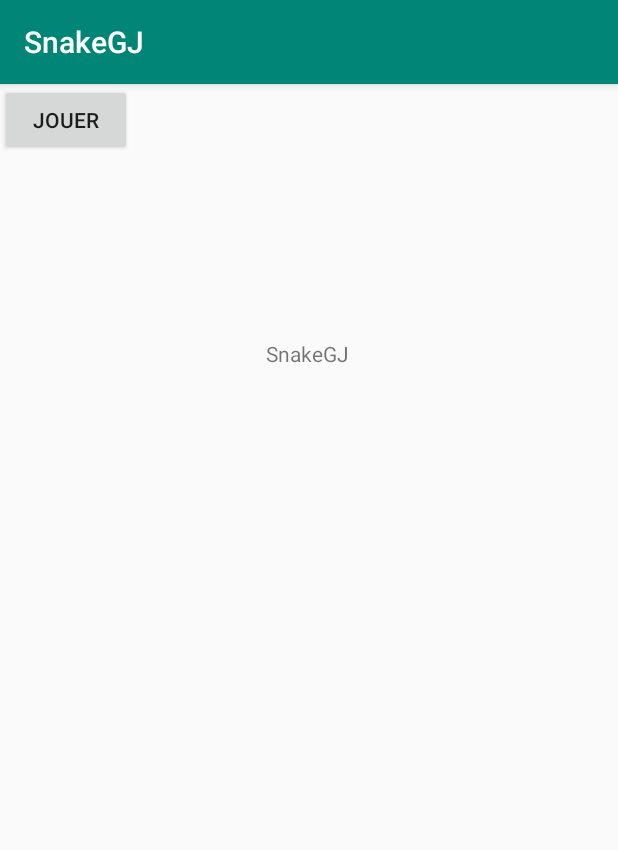
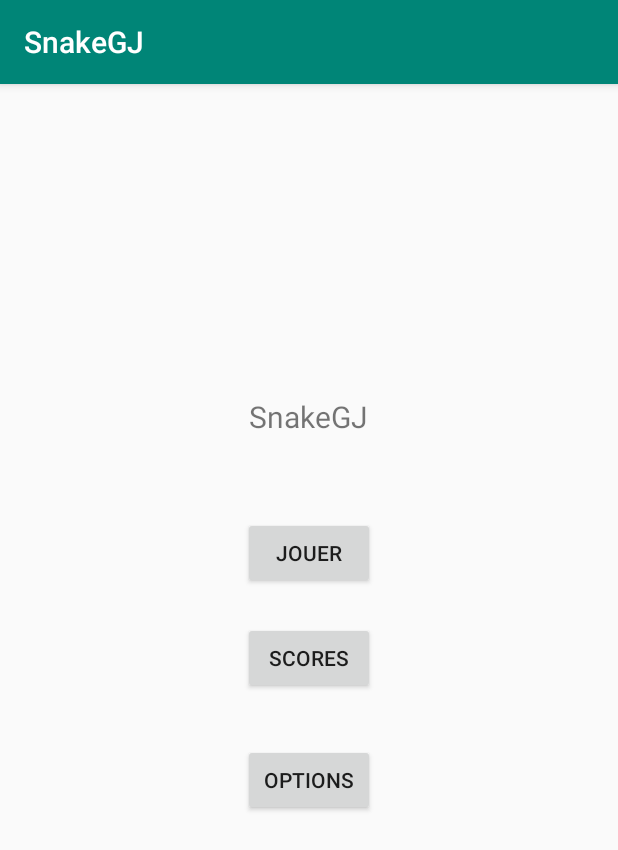
Before and after one commit to tanguybro/snakegj, an Android app: the screen it shows after launch (Menu), on a phone screen of 412 x 824 dp. Shown: the top 850 px of the screen. Run offline under Robolectric (Android 15) with nearby library versions, the phone set to English and light mode, and no system bars.

Commit message:
Ajout bouton et nouvelles activitees

```diff
--- a/SnakeGJ/app/src/main/AndroidManifest.xml
+++ b/SnakeGJ/app/src/main/AndroidManifest.xml
@@ -9,6 +9,7 @@
         android:roundIcon="@mipmap/ic_launcher_round"
         android:supportsRtl="true"
         android:theme="@style/AppTheme">
+        <activity android:name=".Jeu"></activity>
         <activity android:name=".Menu">
             <intent-filter>
                 <action android:name="android.intent.action.MAIN" />
--- /dev/null
+++ b/SnakeGJ/app/src/main/java/com/snakegj/Jeu.java
@@ -0,0 +1,13 @@
+package com.snakegj;
+
+import android.support.v7.app.AppCompatActivity;
+import android.os.Bundle;
+
+public class Jeu extends AppCompatActivity {
+
+    @Override
+    protected void onCreate(Bundle savedInstanceState) {
+        super.onCreate(savedInstanceState);
+        setContentView(R.layout.activity_jeu);
+    }
+}
--- a/SnakeGJ/app/src/main/java/com/snakegj/Menu.java
+++ b/SnakeGJ/app/src/main/java/com/snakegj/Menu.java
@@ -1,18 +1,47 @@
 package com.snakegj;
 
+import android.content.Intent;
 import android.support.v7.app.AppCompatActivity;
 import android.os.Bundle;
+import android.view.View;
+import android.widget.Button;
 import android.widget.TextView;
 
 public class Menu extends AppCompatActivity {
+
+    private Button btnJouer;
+    private Button btnScores;
+    private Button btnOptions;
 
     @Override
     protected void onCreate(Bundle savedInstanceState) {
         super.onCreate(savedInstanceState);
         setContentView(R.layout.menu);
 
-       /* TextView text = new TextView(this);
-        text.setText("Bonjour, voici le futur meilleur jeu du monde.");
-        setContentView(text);*/
+        btnJouer = (Button) findViewById(R.id.jouer);
+        btnScores = (Button) findViewById(R.id.scores);
+        btnOptions = (Button) findViewById(R.id.options);
+
+        btnJouer.setOnClickListener(new View.OnClickListener() {
+            @Override
+            public void onClick(View v) {
+                startActivity(new Intent(Menu.this, Jeu.class));
+            }
+        });
+
+        btnScores.setOnClickListener(new View.OnClickListener() {
+            @Override
+            public void onClick(View v) {
+                startActivity(new Intent(Menu.this, Jeu.class));
+            }
+        });
+
+        btnOptions.setOnClickListener(new View.OnClickListener() {
+            @Override
+            public void onClick(View v) {
+                startActivity(new Intent(Menu.this, Jeu.class));
+            }
+        });
+
     }
 }
--- /dev/null
+++ b/SnakeGJ/app/src/main/res/layout/activity_jeu.xml
@@ -0,0 +1,9 @@
+<?xml version="1.0" encoding="utf-8"?>
+<android.support.constraint.ConstraintLayout xmlns:android="http://schemas.android.com/apk/res/android"
+    xmlns:app="http://schemas.android.com/apk/res-auto"
+    xmlns:tools="http://schemas.android.com/tools"
+    android:layout_width="match_parent"
+    android:layout_height="match_parent"
+    tools:context=".Jeu">
+
+</android.support.constraint.ConstraintLayout>
--- a/SnakeGJ/app/src/main/res/layout/menu.xml
+++ b/SnakeGJ/app/src/main/res/layout/menu.xml
@@ -7,22 +7,61 @@
     tools:context=".Menu">
 
     <TextView
+        android:id="@+id/titre"
         android:layout_width="wrap_content"
         android:layout_height="wrap_content"
+        android:layout_marginTop="208dp"
+        android:layout_marginBottom="53dp"
         android:text="SnakeGJ"
-        app:layout_constraintBottom_toBottomOf="parent"
+        android:textSize="20dp"
+        app:layout_constraintBottom_toTopOf="@+id/jouer"
         app:layout_constraintHorizontal_bias="0.498"
         app:layout_constraintLeft_toLeftOf="parent"
         app:layout_constraintRight_toRightOf="parent"
-        app:layout_constraintTop_toTopOf="parent"
-        app:layout_constraintVertical_bias="0.227" />
+        app:layout_constraintTop_toTopOf="parent" />
 
     <Button
-        android:id="@+id/button"
+        android:id="@+id/jouer"
         android:layout_width="wrap_content"
         android:layout_height="wrap_content"
+        android:layout_marginStart="161dp"
+        android:layout_marginLeft="161dp"
+        android:layout_marginTop="53dp"
+        android:layout_marginEnd="162dp"
+        android:layout_marginRight="162dp"
         android:text="Jouer"
-        tools:layout_editor_absoluteX="161dp"
-        tools:layout_editor_absoluteY="280dp" />
+        app:layout_constraintEnd_toEndOf="parent"
+        app:layout_constraintStart_toStartOf="parent"
+        app:layout_constraintTop_toBottomOf="@+id/titre" />
+
+    <Button
+        android:id="@+id/scores"
+        android:layout_width="wrap_content"
+        android:layout_height="wrap_content"
+        android:layout_marginStart="161dp"
+        android:layout_marginLeft="161dp"
+        android:layout_marginTop="22dp"
+        android:layout_marginEnd="162dp"
+        android:layout_marginRight="162dp"
+        android:text="Scores"
+        app:layout_constraintEnd_toEndOf="parent"
+        app:layout_constraintStart_toStartOf="parent"
+        app:layout_constraintTop_toBottomOf="@+id/jouer" />
+
+    <Button
+        android:id="@+id/options"
+        android:layout_width="wrap_content"
+        android:layout_height="wrap_content"
+        android:layout_marginStart="161dp"
+        android:layout_marginLeft="161dp"
+        android:layout_marginTop="19dp"
+        android:layout_marginEnd="162dp"
+        android:layout_marginRight="162dp"
+        android:layout_marginBottom="266dp"
+        android:text="Options"
+        app:layout_constraintBottom_toBottomOf="parent"
+        app:layout_constraintEnd_toEndOf="parent"
+        app:layout_constraintStart_toStartOf="parent"
+        app:layout_constraintTop_toBottomOf="@+id/scores" />
 
 </android.support.constraint.ConstraintLayout>
```
